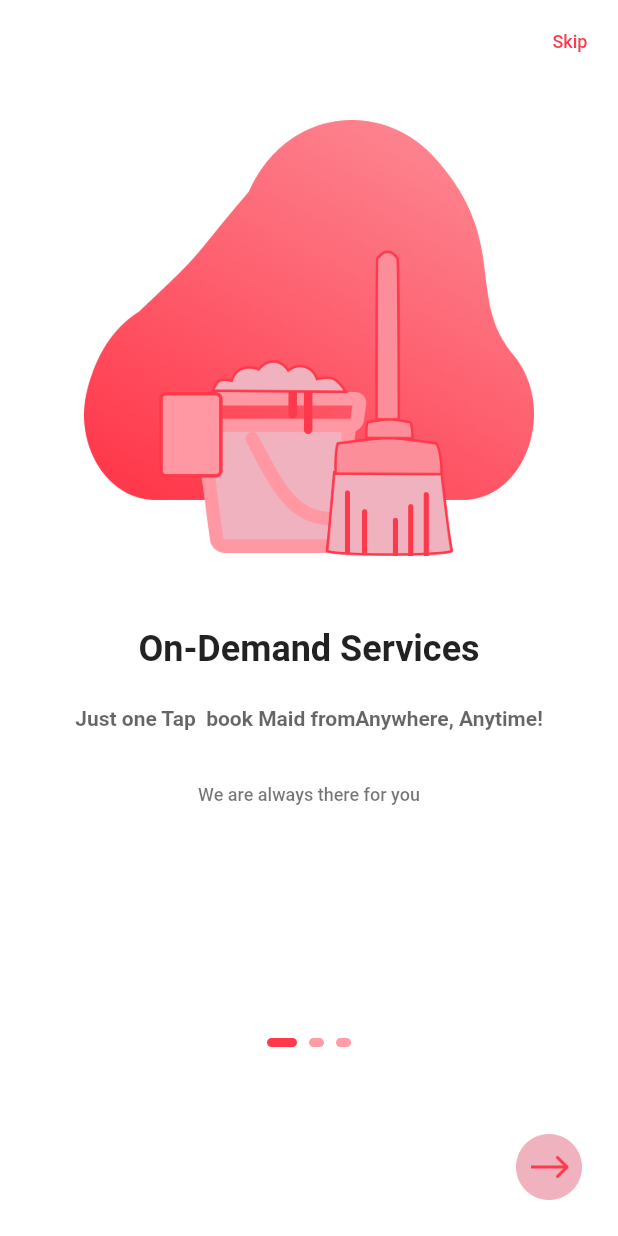
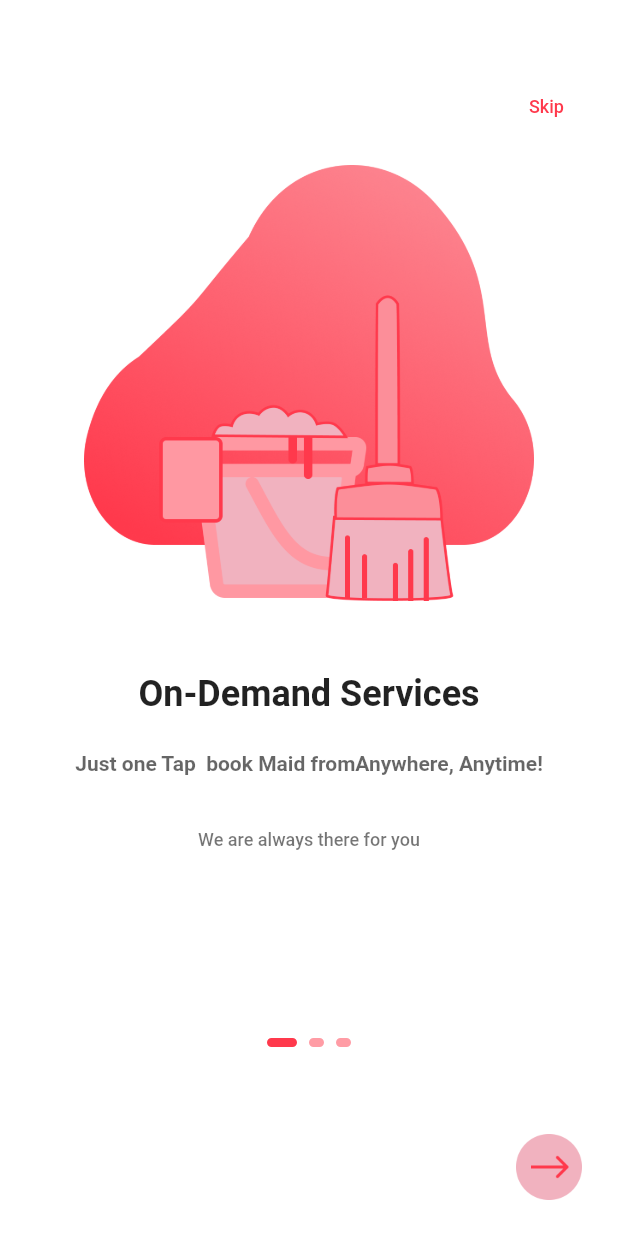
Before and after one commit to moury12/Service-Management, a Flutter app: the OnboardingScreen screen opened by its route, on a phone screen of 412 x 824 dp. Run offline on Flutter 3.47's test engine with Material 2 defaults, Android fonts, the phone set to English and light mode, and no system bars; our stand-ins replace flutter_rating_bar, geolocator, get, google_fonts, google_maps_flutter; missing offline and left inert: mh_core.

```diff
--- a/lib/main.dart
+++ b/lib/main.dart
@@ -23,7 +23,7 @@ class MyApp extends StatelessWidget {
       debugShowCheckedModeBanner: false,
       theme: ThemeData.light(),
       getPages: AppRoutes.routes(),
-      initialRoute: SplashScreen.routeName,
+      initialRoute: MainHomeScreen.routeName,
 
       //initialBinding: AuthBinding(),
     );
--- a/lib/pages/services/basic_cleaning_page.dart
+++ b/lib/pages/services/basic_cleaning_page.dart
@@ -1179,6 +1179,7 @@ class _CountWidgetState extends State<CountWidget> {
                     'How many bedroom?',
                     style: AppTheme.textStyleSemiBoldBlack16,
                   ),
+                  CustomSizedBox.space8W,
                   GestureDetector(
                     onTap: () {
                       showOverlay(context);
--- a/lib/pages/services/service_page.dart
+++ b/lib/pages/services/service_page.dart
@@ -472,6 +472,7 @@ class CenterDialogWidget extends StatelessWidget {
     return StatefulBuilder(
       builder: (context, setState) {
         return AlertDialog(
+          scrollable: true,
           shape:
               RoundedRectangleBorder(borderRadius: BorderRadius.circular(10)),
           contentPadding: const EdgeInsets.all(16),
--- a/lib/pages/splash/onboarding_page.dart
+++ b/lib/pages/splash/onboarding_page.dart
@@ -60,21 +60,34 @@ class _OnboardingScreenState extends State<OnboardingScreen> {
         backgroundColor: AppColors.kBackgroundColor,
         elevation: 0,
         leading: SizedBox.shrink(),
-        actions: [
-          TextButton(
-              onPressed: () {
-                Get.offAndToNamed(LoginScreen.routeName);
-              },
-              child: Text(
-                'Skip',
-                style: AppTheme.textStyleMediumPrimary12,
-              ))
-        ],
+        actions: [],
       ),
       body: Column(
         crossAxisAlignment: CrossAxisAlignment.center,
         mainAxisAlignment: MainAxisAlignment.center,
         children: [
+          Padding(
+            padding: const EdgeInsets.only(right: 28.0),
+            child: Align(
+              alignment: Alignment.topRight,
+              child: Material(
+                type: MaterialType.transparency,
+                child: InkWell(
+                  onTap: () {
+                    Get.offAndToNamed(LoginScreen.routeName);
+                  },
+                  borderRadius: BorderRadius.circular(20),
+                  child: Padding(
+                    padding: const EdgeInsets.all(8),
+                    child: Text(
+                      'Skip',
+                      style: AppTheme.textStyleMediumPrimary12,
+                    ),
+                  ),
+                ),
+              ),
+            ),
+          ),
           Expanded(
             child: PageView.builder(
                 controller: pageController,
--- a/lib/routes/app_routes_page.dart
+++ b/lib/routes/app_routes_page.dart
@@ -22,14 +22,11 @@ import '../pages/home/main_home_page.dart';
 import '../pages/splash/splash_page.dart';
 
 class AppRoutes {
-  static routes() => [
+  static routes() =>
+      [
         GetPage(
           name: MainHomeScreen.routeName,
           page: () => const MainHomeScreen(),
-        ),
-        GetPage(
-          name: '/',
-          page: () => const SplashScreen(),
         ),
 
         GetPage(
```
Also changed, not shown: lib/pages/home/home_page.dart (+74 -48 lines), lib/pages/home/main_home_page.dart (+51 -17 lines), lib/pages/services/service_offer_details.dart (+22 -6 lines), assets/icons/middlebottomIcon.png.
